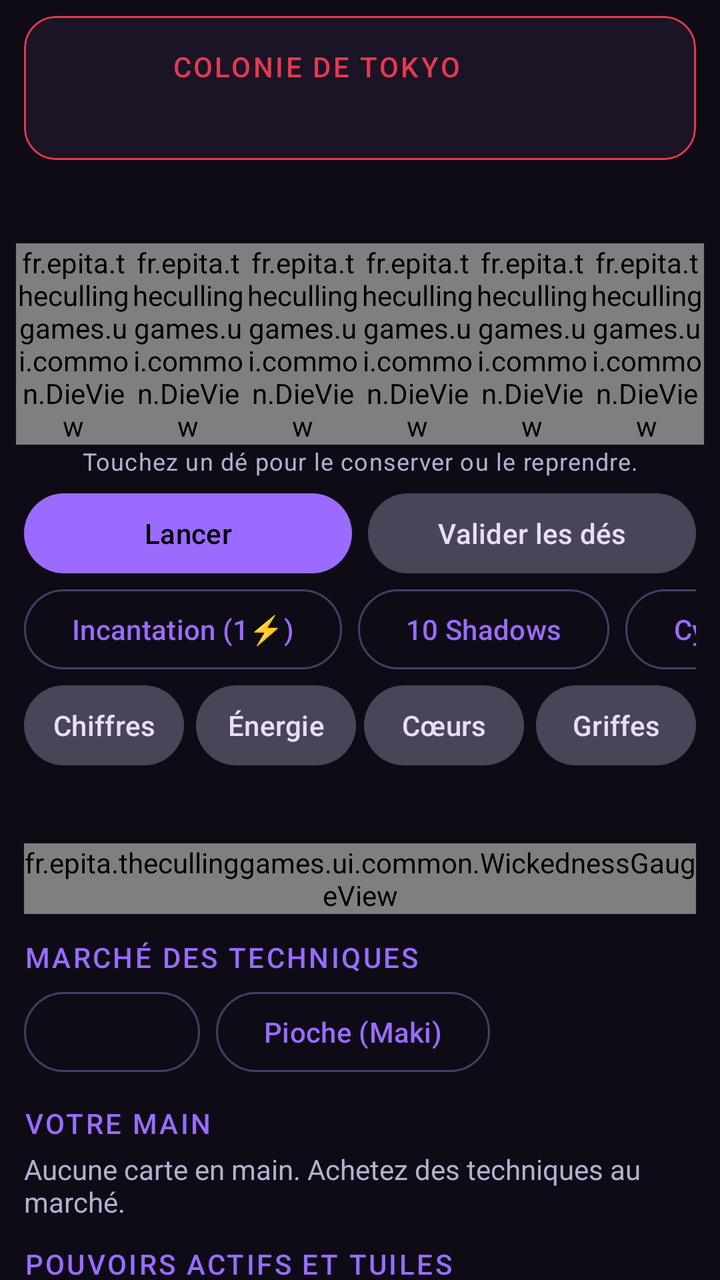
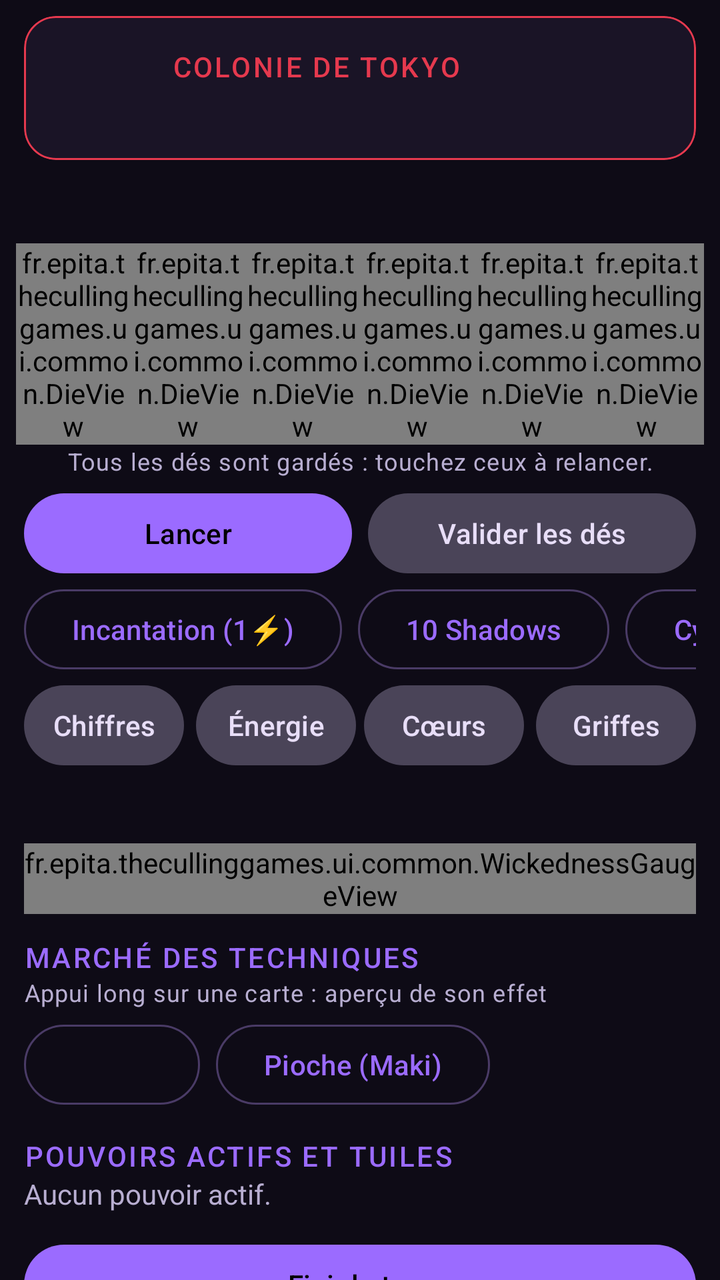

Before-and-after screenshots of an Android layout around one commit, followed by the original layout XML and the change that was made.
<!-- AndroidManifest.xml: application theme Theme.TheCullingGames -->
<!-- res/layout/fragment_game.xml -->
<?xml version="1.0" encoding="utf-8"?>
<androidx.core.widget.NestedScrollView xmlns:android="http://schemas.android.com/apk/res/android"
    android:layout_width="match_parent"
    android:layout_height="match_parent">

    <LinearLayout
        android:layout_width="match_parent"
        android:layout_height="wrap_content"
        android:orientation="vertical"
        android:paddingBottom="16dp">

        <include
            android:id="@+id/board"
            layout="@layout/game_board_panel" />

        <include
            android:id="@+id/cards"
            layout="@layout/game_cards_panel" />

        <include
            android:id="@+id/log_panel"
            layout="@layout/game_log_panel" />
    </LinearLayout>
</androidx.core.widget.NestedScrollView>
<!-- res/layout/game_board_panel.xml (included above) -->
<?xml version="1.0" encoding="utf-8"?>
<LinearLayout xmlns:android="http://schemas.android.com/apk/res/android"
    xmlns:app="http://schemas.android.com/apk/res-auto"
    android:layout_width="match_parent"
    android:layout_height="wrap_content"
    android:orientation="vertical">

    <androidx.recyclerview.widget.RecyclerView
        android:id="@+id/players"
        android:layout_width="match_parent"
        android:layout_height="wrap_content"
        android:clipToPadding="false"
        android:orientation="horizontal"
        android:paddingHorizontal="8dp"
        app:layoutManager="androidx.recyclerview.widget.LinearLayoutManager" />

    <com.google.android.material.card.MaterialCardView
        android:id="@+id/tokyo_card"
        style="@style/Widget.Culling.Card"
        android:layout_width="match_parent"
        android:layout_height="wrap_content"
        android:layout_marginHorizontal="12dp"
        android:layout_marginTop="8dp"
        app:strokeColor="@color/wickedness_red">

        <LinearLayout
            android:layout_width="match_parent"
            android:layout_height="wrap_content"
            android:gravity="center_vertical"
            android:orientation="horizontal"
            android:padding="10dp">

            <com.google.android.material.imageview.ShapeableImageView
                android:id="@+id/tokyo_portrait"
                android:layout_width="52dp"
                android:layout_height="52dp"
                android:importantForAccessibility="no"
                android:scaleType="centerCrop"
                app:shapeAppearanceOverlay="@style/ShapeAppearance.Culling.Circle" />

            <LinearLayout
                android:layout_width="0dp"
                android:layout_height="wrap_content"
                android:layout_marginStart="12dp"
                android:layout_weight="1"
                android:orientation="vertical">

                <TextView
                    android:layout_width="wrap_content"
                    android:layout_height="wrap_content"
                    android:text="@string/tokyo_zone"
                    android:textAppearance="@style/TextAppearance.Culling.Section"
                    android:textColor="@color/wickedness_red" />

                <TextView
                    android:id="@+id/tokyo_name"
                    android:layout_width="wrap_content"
                    android:layout_height="wrap_content"
                    android:textAppearance="?attr/textAppearanceTitleMedium"
                    android:textColor="@color/text_primary" />
            </LinearLayout>
        </LinearLayout>
    </com.google.android.material.card.MaterialCardView>

    <TextView
        android:id="@+id/status"
        android:layout_width="match_parent"
        android:layout_height="wrap_content"
        android:layout_marginHorizontal="12dp"
        android:layout_marginTop="12dp"
        android:gravity="center"
        android:textAppearance="?attr/textAppearanceTitleMedium"
        android:textColor="@color/points_gold" />

    <LinearLayout
        android:id="@+id/dice_row"
        android:layout_width="match_parent"
        android:layout_height="wrap_content"
        android:layout_marginHorizontal="8dp"
        android:layout_marginTop="8dp"
        android:orientation="horizontal">

        <fr.epita.thecullinggames.ui.common.DieView
            android:id="@+id/die_0"
            android:layout_width="0dp"
            android:layout_height="wrap_content"
            android:layout_weight="1" />

        <fr.epita.thecullinggames.ui.common.DieView
            android:id="@+id/die_1"
            android:layout_width="0dp"
            android:layout_height="wrap_content"
            android:layout_weight="1" />

        <fr.epita.thecullinggames.ui.common.DieView
            android:id="@+id/die_2"
            android:layout_width="0dp"
            android:layout_height="wrap_content"
            android:layout_weight="1" />

        <fr.epita.thecullinggames.ui.common.DieView
            android:id="@+id/die_3"
            android:layout_width="0dp"
            android:layout_height="wrap_content"
            android:layout_weight="1" />

        <fr.epita.thecullinggames.ui.common.DieView
            android:id="@+id/die_4"
            android:layout_width="0dp"
            android:layout_height="wrap_content"
            android:layout_weight="1" />

        <fr.epita.thecullinggames.ui.common.DieView
            android:id="@+id/die_5"
            android:layout_width="0dp"
            android:layout_height="wrap_content"
            android:layout_weight="1" />
    </LinearLayout>

    <TextView
        android:id="@+id/tap_hint"
        android:layout_width="match_parent"
        android:layout_height="wrap_content"
        android:gravity="center"
        android:text="@string/tap_die_hint"
        android:textAppearance="?attr/textAppearanceBodySmall"
        android:textColor="@color/text_secondary" />

    <LinearLayout
        android:layout_width="match_parent"
        android:layout_height="wrap_content"
        android:layout_marginHorizontal="12dp"
        android:layout_marginTop="4dp"
        android:orientation="horizontal">

        <com.google.android.material.button.MaterialButton
            android:id="@+id/btn_roll"
            android:layout_width="0dp"
            android:layout_height="wrap_content"
            android:layout_marginEnd="4dp"
            android:layout_weight="1"
            android:text="@string/action_roll" />

        <com.google.android.material.button.MaterialButton
            android:id="@+id/btn_stop"
            style="@style/Widget.Material3.Button.TonalButton"
            android:layout_width="0dp"
            android:layout_height="wrap_content"
            android:layout_marginStart="4dp"
            android:layout_weight="1"
            android:text="@string/action_stop" />
    </LinearLayout>

    <HorizontalScrollView
        android:layout_width="match_parent"
        android:layout_height="wrap_content"
        android:layout_marginHorizontal="12dp"
        android:scrollbars="none">

        <LinearLayout
            android:layout_width="wrap_content"
            android:layout_height="wrap_content"
            android:orientation="horizontal">

            <com.google.android.material.button.MaterialButton
                android:id="@+id/btn_incantation"
                style="@style/Widget.Material3.Button.OutlinedButton"
                android:layout_width="wrap_content"
                android:layout_height="wrap_content"
                android:layout_marginEnd="8dp"
                android:text="@string/action_incantation" />

            <com.google.android.material.button.MaterialButton
                android:id="@+id/btn_ten_shadows"
                style="@style/Widget.Material3.Button.OutlinedButton"
                android:layout_width="wrap_content"
                android:layout_height="wrap_content"
                android:layout_marginEnd="8dp"
                android:text="@string/action_ten_shadows" />

            <com.google.android.material.button.MaterialButton
                android:id="@+id/btn_cyber"
                style="@style/Widget.Material3.Button.OutlinedButton"
                android:layout_width="wrap_content"
                android:layout_height="wrap_content"
                android:text="@string/action_cyber" />
        </LinearLayout>
    </HorizontalScrollView>

    <LinearLayout
        android:id="@+id/resolve_row"
        android:layout_width="match_parent"
        android:layout_height="wrap_content"
        android:layout_marginHorizontal="12dp"
        android:orientation="horizontal">

        <com.google.android.material.button.MaterialButton
            android:id="@+id/btn_resolve_numbers"
            style="@style/Widget.Material3.Button.TonalButton"
            android:layout_width="0dp"
            android:layout_height="wrap_content"
            android:layout_marginEnd="4dp"
            android:layout_weight="1"
            android:paddingHorizontal="4dp"
            android:text="@string/group_numbers" />

        <com.google.android.material.button.MaterialButton
            android:id="@+id/btn_resolve_energy"
            style="@style/Widget.Material3.Button.TonalButton"
            android:layout_width="0dp"
            android:layout_height="wrap_content"
            android:layout_marginHorizontal="2dp"
            android:layout_weight="1"
            android:paddingHorizontal="4dp"
            android:text="@string/group_energy" />

        <com.google.android.material.button.MaterialButton
            android:id="@+id/btn_resolve_hearts"
            style="@style/Widget.Material3.Button.TonalButton"
            android:layout_width="0dp"
            android:layout_height="wrap_content"
            android:layout_marginHorizontal="2dp"
            android:layout_weight="1"
            android:paddingHorizontal="4dp"
            android:text="@string/group_hearts" />

        <com.google.android.material.button.MaterialButton
            android:id="@+id/btn_resolve_claws"
            style="@style/Widget.Material3.Button.TonalButton"
            android:layout_width="0dp"
            android:layout_height="wrap_content"
            android:layout_marginStart="4dp"
            android:layout_weight="1"
            android:paddingHorizontal="4dp"
            android:text="@string/group_claws" />
    </LinearLayout>

    <TextView
        android:id="@+id/wickedness_label"
        android:layout_width="match_parent"
        android:layout_height="wrap_content"
        android:layout_marginHorizontal="12dp"
        android:layout_marginTop="12dp"
        android:textAppearance="@style/TextAppearance.Culling.Section"
        android:textColor="@color/wickedness_red" />

    <fr.epita.thecullinggames.ui.common.WickednessGaugeView
        android:id="@+id/wickedness_gauge"
        android:layout_width="match_parent"
        android:layout_height="wrap_content"
        android:layout_marginHorizontal="12dp"
        android:layout_marginTop="4dp" />
</LinearLayout>
<!-- res/layout/game_cards_panel.xml (included above) -->
<?xml version="1.0" encoding="utf-8"?>
<LinearLayout xmlns:android="http://schemas.android.com/apk/res/android"
    xmlns:app="http://schemas.android.com/apk/res-auto"
    android:layout_width="match_parent"
    android:layout_height="wrap_content"
    android:orientation="vertical"
    android:paddingHorizontal="12dp">

    <TextView
        android:layout_width="match_parent"
        android:layout_height="wrap_content"
        android:layout_marginTop="12dp"
        android:text="@string/section_market"
        android:textAppearance="@style/TextAppearance.Culling.Section" />

    <androidx.recyclerview.widget.RecyclerView
        android:id="@+id/market"
        android:layout_width="match_parent"
        android:layout_height="wrap_content"
        android:layout_marginTop="4dp"
        android:orientation="horizontal"
        app:layoutManager="androidx.recyclerview.widget.LinearLayoutManager" />

    <LinearLayout
        android:layout_width="match_parent"
        android:layout_height="wrap_content"
        android:orientation="horizontal">

        <com.google.android.material.button.MaterialButton
            android:id="@+id/btn_refresh"
            style="@style/Widget.Material3.Button.OutlinedButton"
            android:layout_width="wrap_content"
            android:layout_height="wrap_content"
            android:layout_marginEnd="8dp" />

        <com.google.android.material.button.MaterialButton
            android:id="@+id/btn_deck_top"
            style="@style/Widget.Material3.Button.OutlinedButton"
            android:layout_width="wrap_content"
            android:layout_height="wrap_content"
            android:text="@string/action_deck_top" />
    </LinearLayout>

    <TextView
        android:layout_width="match_parent"
        android:layout_height="wrap_content"
        android:layout_marginTop="12dp"
        android:text="@string/section_hand"
        android:textAppearance="@style/TextAppearance.Culling.Section" />

    <androidx.recyclerview.widget.RecyclerView
        android:id="@+id/hand"
        android:layout_width="match_parent"
        android:layout_height="wrap_content"
        android:layout_marginTop="4dp"
        android:orientation="horizontal"
        app:layoutManager="androidx.recyclerview.widget.LinearLayoutManager" />

    <TextView
        android:id="@+id/hand_empty"
        android:layout_width="match_parent"
        android:layout_height="wrap_content"
        android:text="@string/hand_empty"
        android:textColor="@color/text_secondary" />

    <TextView
        android:layout_width="match_parent"
        android:layout_height="wrap_content"
        android:layout_marginTop="12dp"
        android:text="@string/section_powers"
        android:textAppearance="@style/TextAppearance.Culling.Section" />

    <com.google.android.material.chip.ChipGroup
        android:id="@+id/powers"
        android:layout_width="match_parent"
        android:layout_height="wrap_content" />

    <TextView
        android:id="@+id/powers_empty"
        android:layout_width="match_parent"
        android:layout_height="wrap_content"
        android:text="@string/powers_empty"
        android:textColor="@color/text_secondary" />

    <com.google.android.material.button.MaterialButton
        android:id="@+id/btn_end_turn"
        android:layout_width="match_parent"
        android:layout_height="wrap_content"
        android:layout_marginTop="12dp"
        android:text="@string/action_end_turn" />
</LinearLayout>
<!-- res/layout/game_log_panel.xml (included above) -->
<?xml version="1.0" encoding="utf-8"?>
<LinearLayout xmlns:android="http://schemas.android.com/apk/res/android"
    xmlns:app="http://schemas.android.com/apk/res-auto"
    android:layout_width="match_parent"
    android:layout_height="wrap_content"
    android:orientation="vertical"
    android:paddingHorizontal="12dp">

    <TextView
        android:layout_width="match_parent"
        android:layout_height="wrap_content"
        android:layout_marginTop="12dp"
        android:text="@string/section_log"
        android:textAppearance="@style/TextAppearance.Culling.Section" />

    <androidx.recyclerview.widget.RecyclerView
        android:id="@+id/log"
        android:layout_width="match_parent"
        android:layout_height="220dp"
        android:layout_marginTop="4dp"
        android:background="@color/cursed_surface"
        android:padding="8dp"
        app:layoutManager="androidx.recyclerview.widget.LinearLayoutManager" />
</LinearLayout>
<!-- resources referenced by this layout -->
<resources>
  <color name="cursed_surface">#FF1A1426</color>
  <color name="points_gold">#FFF2C14E</color>
  <color name="text_primary">#FFF3EEFF</color>
  <color name="text_secondary">#FFB8AED1</color>
  <color name="wickedness_red">#FFE5394E</color>
  <string name="action_cyber">Cybercerveau</string>
  <string name="action_deck_top">Pioche (Maki)</string>
  <string name="action_end_turn">Finir le tour</string>
  <string name="action_incantation">Incantation (1⚡)</string>
  <string name="action_roll">Lancer</string>
  <string name="action_stop">Valider les dés</string>
  <string name="action_ten_shadows">10 Shadows</string>
  <string name="group_claws">Griffes</string>
  <string name="group_energy">Énergie</string>
  <string name="group_hearts">Cœurs</string>
  <string name="group_numbers">Chiffres</string>
  <string name="hand_empty">Aucune carte en main. Achetez des techniques au marché.</string>
  <string name="powers_empty">Aucun pouvoir actif.</string>
  <string name="section_hand">Votre main</string>
  <string name="section_log">Journal du combat</string>
  <string name="section_market">Marché des techniques</string>
  <string name="section_powers">Pouvoirs actifs et tuiles</string>
  <string name="tap_die_hint">Touchez un dé pour le conserver ou le reprendre.</string>
  <string name="tokyo_zone">Colonie de Tokyo</string>
  <style name="ShapeAppearance.Culling.Circle" parent="">
          <item name="cornerFamily">rounded</item>
          <item name="cornerSize">50%</item>
      </style>
  <style name="TextAppearance.Culling.Section" parent="TextAppearance.Material3.TitleSmall">
          <item name="android:textColor">@color/cursed_purple</item>
          <item name="android:textAllCaps">true</item>
          <item name="android:letterSpacing">0.08</item>
      </style>
  <style name="Widget.Culling.Card" parent="Widget.Material3.CardView.Filled">
          <item name="cardBackgroundColor">@color/cursed_surface</item>
          <item name="cardCornerRadius">16dp</item>
          <item name="strokeColor">@color/cursed_outline</item>
          <item name="strokeWidth">1dp</item>
      </style>
  <style name="Theme.TheCullingGames" parent="Base.Theme.TheCullingGames" />
  <color name="cursed_purple">#FF9B6BFF</color>
  <color name="cursed_outline">#FF4A3B66</color>
  <style name="Base.Theme.TheCullingGames" parent="Theme.Material3.Dark.NoActionBar">
          <item name="colorPrimary">@color/cursed_purple</item>
          <item name="colorOnPrimary">@color/black</item>
          <item name="colorPrimaryContainer">@color/cursed_purple_dark</item>
          <item name="colorOnPrimaryContainer">@color/text_primary</item>
          <item name="colorSecondary">@color/infinity_blue</item>
          <item name="colorOnSecondary">@color/black</item>
          <item name="colorTertiary">@color/wickedness_red</item>
          <item name="colorError">@color/wickedness_red</item>
          <item name="android:colorBackground">@color/cursed_background</item>
          <item name="colorSurface">@color/cursed_surface</item>
          <item name="colorSurfaceContainer">@color/cursed_surface</item>
          <item name="colorSurfaceContainerHigh">@color/cursed_surface_high</item>
          <item name="colorOnSurface">@color/text_primary</item>
          <item name="colorOnSurfaceVariant">@color/text_secondary</item>
          <item name="colorOutline">@color/cursed_outline</item>
          <item name="android:statusBarColor" tools:targetApi="34">@color/cursed_background</item>
      </style>
  <color name="black">#FF000000</color>
  <color name="cursed_purple_dark">#FF4B2A99</color>
  <color name="infinity_blue">#FF5EC8FF</color>
  <color name="cursed_background">#FF0E0B16</color>
  <color name="cursed_surface_high">#FF261D38</color>
</resources>

<!-- the commit's change to res/layout/fragment_game.xml (unified diff, before → after) -->
@@ -1,5 +1,9 @@
 <?xml version="1.0" encoding="utf-8"?>
-<androidx.core.widget.NestedScrollView xmlns:android="http://schemas.android.com/apk/res/android"
+<FrameLayout xmlns:android="http://schemas.android.com/apk/res/android"
+    android:layout_width="match_parent"
+    android:layout_height="match_parent">
+
+<androidx.core.widget.NestedScrollView
     android:layout_width="match_parent"
     android:layout_height="match_parent">
 
@@ -22,6 +26,11 @@
             layout="@layout/game_log_panel" />
     </LinearLayout>
 </androidx.core.widget.NestedScrollView>
+
+<include
+    android:id="@+id/feedback"
+    layout="@layout/game_feedback_overlay" />
+</FrameLayout>
 <!-- res/layout/game_board_panel.xml (included above) -->
 <?xml version="1.0" encoding="utf-8"?>
 <LinearLayout xmlns:android="http://schemas.android.com/apk/res/android"
@@ -292,6 +301,13 @@
         android:text="@string/section_market"
         android:textAppearance="@style/TextAppearance.Culling.Section" />
 
+    <TextView
+        android:layout_width="match_parent"
+        android:layout_height="wrap_content"
+        android:text="@string/peek_hint"
+        android:textAppearance="?attr/textAppearanceBodySmall"
+        android:textColor="@color/text_secondary" />
+
     <androidx.recyclerview.widget.RecyclerView
         android:id="@+id/market"
         android:layout_width="match_parent"
@@ -319,28 +335,6 @@
             android:layout_height="wrap_content"
             android:text="@string/action_deck_top" />
     </LinearLayout>
-
-    <TextView
-        android:layout_width="match_parent"
-        android:layout_height="wrap_content"
-        android:layout_marginTop="12dp"
-        android:text="@string/section_hand"
-        android:textAppearance="@style/TextAppearance.Culling.Section" />
-
-    <androidx.recyclerview.widget.RecyclerView
-        android:id="@+id/hand"
-        android:layout_width="match_parent"
-        android:layout_height="wrap_content"
-        android:layout_marginTop="4dp"
-        android:orientation="horizontal"
-        app:layoutManager="androidx.recyclerview.widget.LinearLayoutManager" />
-
-    <TextView
-        android:id="@+id/hand_empty"
-        android:layout_width="match_parent"
-        android:layout_height="wrap_content"
-        android:text="@string/hand_empty"
-        android:textColor="@color/text_secondary" />
 
     <TextView
         android:layout_width="match_parent"
@@ -393,3 +387,98 @@
         android:padding="8dp"
         app:layoutManager="androidx.recyclerview.widget.LinearLayoutManager" />
 </LinearLayout>
+<!-- res/layout/game_feedback_overlay.xml (included above) -->
+<?xml version="1.0" encoding="utf-8"?>
+<FrameLayout xmlns:android="http://schemas.android.com/apk/res/android"
+    xmlns:app="http://schemas.android.com/apk/res-auto"
+    android:layout_width="match_parent"
+    android:layout_height="match_parent"
+    android:clickable="false"
+    android:focusable="false">
+
+    <FrameLayout
+        android:id="@+id/impact_layer"
+        android:layout_width="match_parent"
+        android:layout_height="match_parent" />
+
+    <com.google.android.material.card.MaterialCardView
+        android:id="@+id/banner"
+        style="@style/Widget.Culling.Card"
+        android:layout_width="wrap_content"
+        android:layout_height="wrap_content"
+        android:layout_gravity="top|center_horizontal"
+        android:layout_margin="8dp"
+        android:visibility="gone"
+        app:cardBackgroundColor="@color/cursed_surface_high"
+        app:strokeColor="@color/points_gold">
+
+        <LinearLayout
+            android:layout_width="wrap_content"
+            android:layout_height="wrap_content"
+            android:gravity="center_vertical"
+            android:orientation="horizontal"
+            android:padding="8dp">
+
+            <com.google.android.material.imageview.ShapeableImageView
+                android:id="@+id/banner_image"
+                android:layout_width="44dp"
+                android:layout_height="44dp"
+                android:importantForAccessibility="no"
+                android:scaleType="centerCrop"
+                app:shapeAppearanceOverlay="@style/ShapeAppearance.Culling.Card" />
+
+            <TextView
+                android:id="@+id/banner_text"
+                android:layout_width="wrap_content"
+                android:layout_height="wrap_content"
+                android:layout_marginStart="10dp"
+                android:accessibilityLiveRegion="polite"
+                android:maxWidth="260dp"
+                android:textAppearance="?attr/textAppearanceTitleSmall"
+                android:textColor="@color/text_primary" />
+        </LinearLayout>
+    </com.google.android.material.card.MaterialCardView>
+
+    <com.google.android.material.card.MaterialCardView
+        android:id="@+id/showcase"
+        style="@style/Widget.Culling.Card"
+        android:layout_width="200dp"
+        android:layout_height="wrap_content"
+        android:layout_gravity="center"
+        android:visibility="gone"
+        app:strokeColor="@color/cursed_purple"
+        app:strokeWidth="2dp">
+
+        <LinearLayout
+            android:layout_width="match_parent"
+            android:layout_height="wrap_content"
+            android:orientation="vertical">
+
+            <ImageView
+                android:id="@+id/showcase_image"
+                android:layout_width="match_parent"
+                android:layout_height="200dp"
+                android:importantForAccessibility="no"
+                android:scaleType="centerCrop" />
+
+            <TextView
+                android:id="@+id/showcase_title"
+                android:layout_width="match_parent"
+                android:layout_height="wrap_content"
+                android:paddingHorizontal="10dp"
+                android:paddingTop="8dp"
+                android:textAppearance="?attr/textAppearanceTitleMedium"
+                android:textColor="@color/text_primary" />
+
+            <TextView
+                android:id="@+id/showcase_text"
+                android:layout_width="match_parent"
+                android:layout_height="wrap_content"
+                android:accessibilityLiveRegion="polite"
+                android:paddingHorizontal="10dp"
+                android:paddingBottom="10dp"
+                android:textAppearance="?attr/textAppearanceBodySmall"
+                android:textColor="@color/text_secondary" />
+        </LinearLayout>
+    </com.google.android.material.card.MaterialCardView>
+</FrameLayout>
<!-- resource entries referenced after the edit -->
@@ -16,14 +16,17 @@
   <string name="group_energy">Énergie</string>
   <string name="group_hearts">Cœurs</string>
   <string name="group_numbers">Chiffres</string>
-  <string name="hand_empty">Aucune carte en main. Achetez des techniques au marché.</string>
+  <string name="peek_hint">Appui long sur une carte : aperçu de son effet</string>
   <string name="powers_empty">Aucun pouvoir actif.</string>
-  <string name="section_hand">Votre main</string>
   <string name="section_log">Journal du combat</string>
   <string name="section_market">Marché des techniques</string>
   <string name="section_powers">Pouvoirs actifs et tuiles</string>
-  <string name="tap_die_hint">Touchez un dé pour le conserver ou le reprendre.</string>
+  <string name="tap_die_hint">Tous les dés sont gardés : touchez ceux à relancer.</string>
   <string name="tokyo_zone">Colonie de Tokyo</string>
+  <style name="ShapeAppearance.Culling.Card" parent="">
+          <item name="cornerFamily">rounded</item>
+          <item name="cornerSize">12dp</item>
+      </style>
   <style name="ShapeAppearance.Culling.Circle" parent="">
           <item name="cornerFamily">rounded</item>
           <item name="cornerSize">50%</item>
